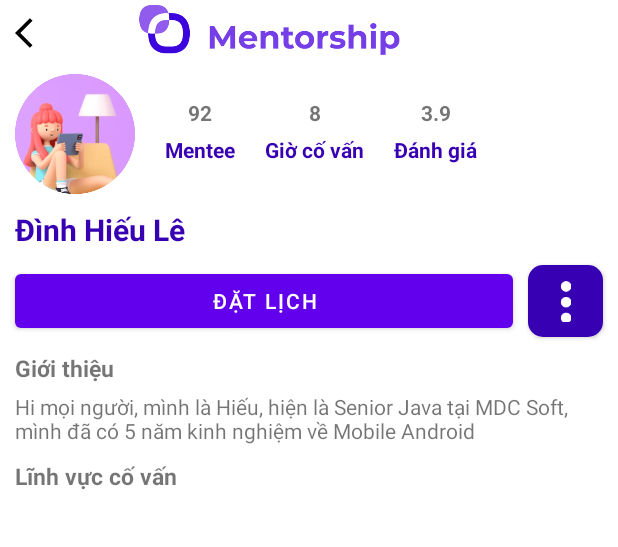
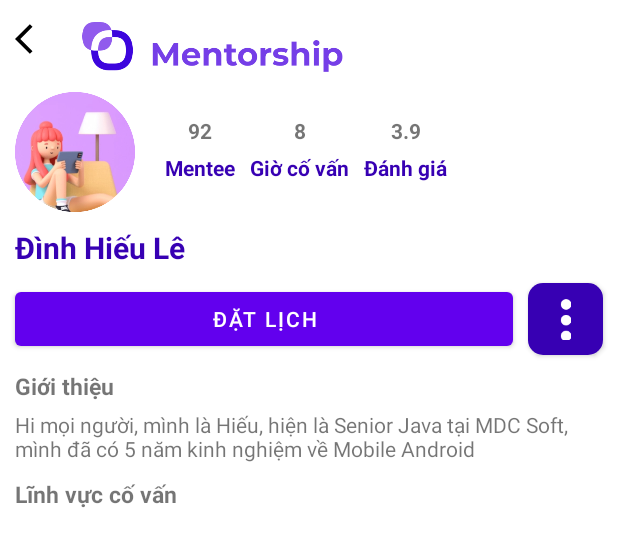
Before and after one commit to kreazyme/Mentorship, an Android app: the layout mentor_detail_activity.xml on its own in the app's theme, with its tools: preview values and no code run, on a phone screen of 412 x 824 dp. Shown: the top 547 px of the screen. Run offline under Robolectric (Android 15) with nearby library versions, the phone set to English and light mode, and no system bars.

Commit message:
update profile

```diff
--- a/app/src/main/res/layout/activity_mentor_detail.xml
+++ b/app/src/main/res/layout/mentor_detail_activity.xml
@@ -1,21 +1,24 @@
 <?xml version="1.0" encoding="utf-8"?>
-<androidx.constraintlayout.widget.ConstraintLayout xmlns:android="http://schemas.android.com/apk/res/android"
+<ScrollView xmlns:android="http://schemas.android.com/apk/res/android"
     xmlns:app="http://schemas.android.com/apk/res-auto"
     xmlns:tools="http://schemas.android.com/tools"
     android:layout_width="match_parent"
     android:layout_height="match_parent"
     tools:context=".Mentor.MentorDetail">
+<androidx.constraintlayout.widget.ConstraintLayout
+    android:layout_width="match_parent"
+    android:layout_height="match_parent">
 
     <ImageView
         android:id="@+id/imageView3"
         android:layout_width="200dp"
         android:layout_height="40dp"
-        android:layout_marginStart="80dp"
-        android:layout_marginTop="4dp"
+        android:layout_marginStart="8dp"
         android:padding="3dp"
         app:layout_constraintBottom_toBottomOf="@+id/mentor_detail_imageButton_back"
-        app:layout_constraintStart_toStartOf="parent"
-        app:layout_constraintTop_toTopOf="parent"
+        app:layout_constraintStart_toEndOf="@id/mentor_detail_imageButton_back"
+        app:layout_constraintTop_toTopOf="@+id/mentor_detail_imageButton_back"
+        app:layout_constraintVertical_bias="0.2"
         app:srcCompat="@drawable/app_name" />
 
     <ImageView
@@ -70,7 +73,7 @@
         android:text="Giờ cố vấn"
         android:textColor="@color/purple_700"
         android:textStyle="bold"
-        android:layout_marginLeft="20dp"
+        android:layout_marginLeft="10dp"
         app:layout_constraintBottom_toBottomOf="@+id/textView13"
         app:layout_constraintStart_toEndOf="@+id/textView13" />
 
@@ -92,7 +95,7 @@
         android:text="Đánh giá"
         android:textColor="@color/purple_700"
         android:textStyle="bold"
-        android:layout_marginLeft="20dp"
+        android:layout_marginLeft="10dp"
         app:layout_constraintBottom_toBottomOf="@+id/textView15"
         app:layout_constraintStart_toEndOf="@+id/textView15" />
 
@@ -175,10 +178,12 @@
     <androidx.recyclerview.widget.RecyclerView
         android:id="@+id/mentor_detail_recyclerView_fields"
         android:layout_width="match_parent"
-        android:layout_height="200dp"
+        android:layout_height="wrap_content"
+        android:layout_marginLeft="10dp"
         android:layout_marginTop="5dp"
-        android:layout_marginLeft="10dp"
+        android:layout_marginBottom="5dp"
         android:layout_marginRight="10dp"
+        app:layout_constraintBottom_toBottomOf="parent"
         app:layout_constraintEnd_toEndOf="parent"
         app:layout_constraintStart_toStartOf="parent"
         app:layout_constraintTop_toBottomOf="@+id/textView21" />
@@ -187,12 +192,12 @@
         android:id="@+id/mentor_detail_imageButton_back"
         android:layout_width="wrap_content"
         android:layout_height="wrap_content"
-        android:layout_marginTop="10dp"
+        android:layout_marginTop="14dp"
         android:layout_marginLeft="10dp"
         android:background="@null"
         app:layout_constraintStart_toStartOf="parent"
         app:layout_constraintTop_toTopOf="parent"
         app:srcCompat="@drawable/arrow_back" />
+</androidx.constraintlayout.widget.ConstraintLayout>
 
-
-</androidx.constraintlayout.widget.ConstraintLayout>
+</ScrollView>
```
